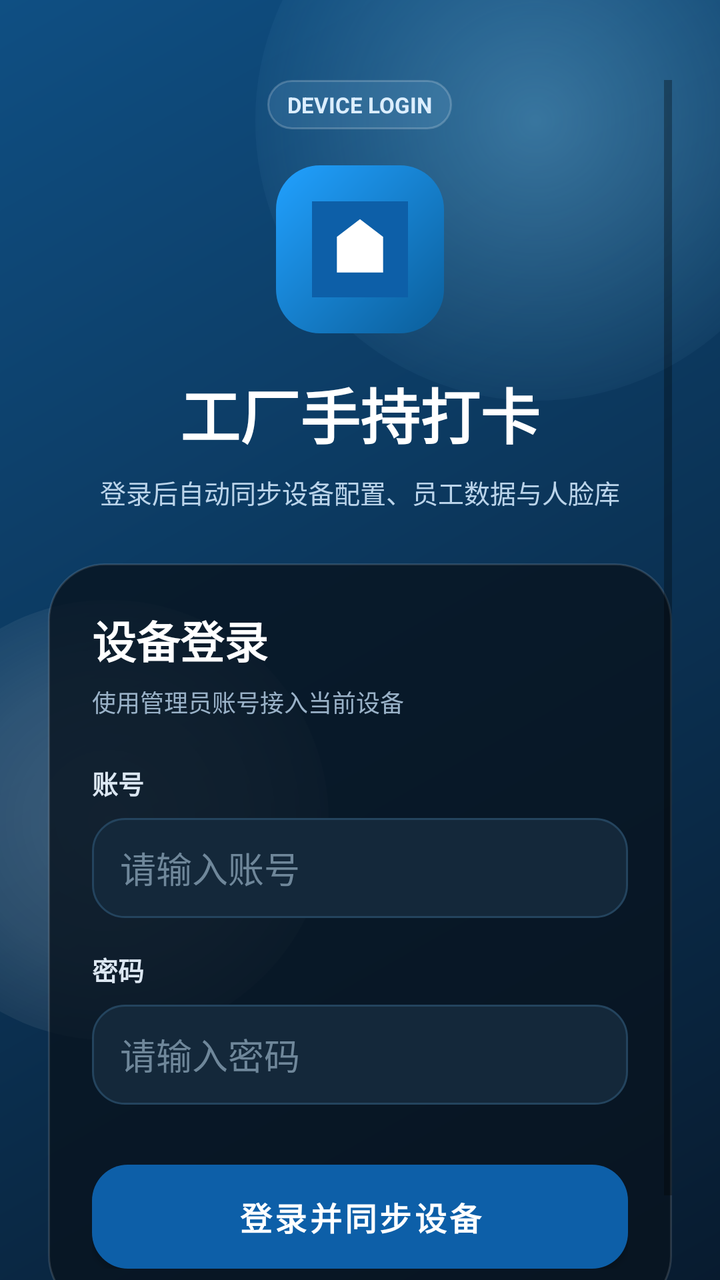
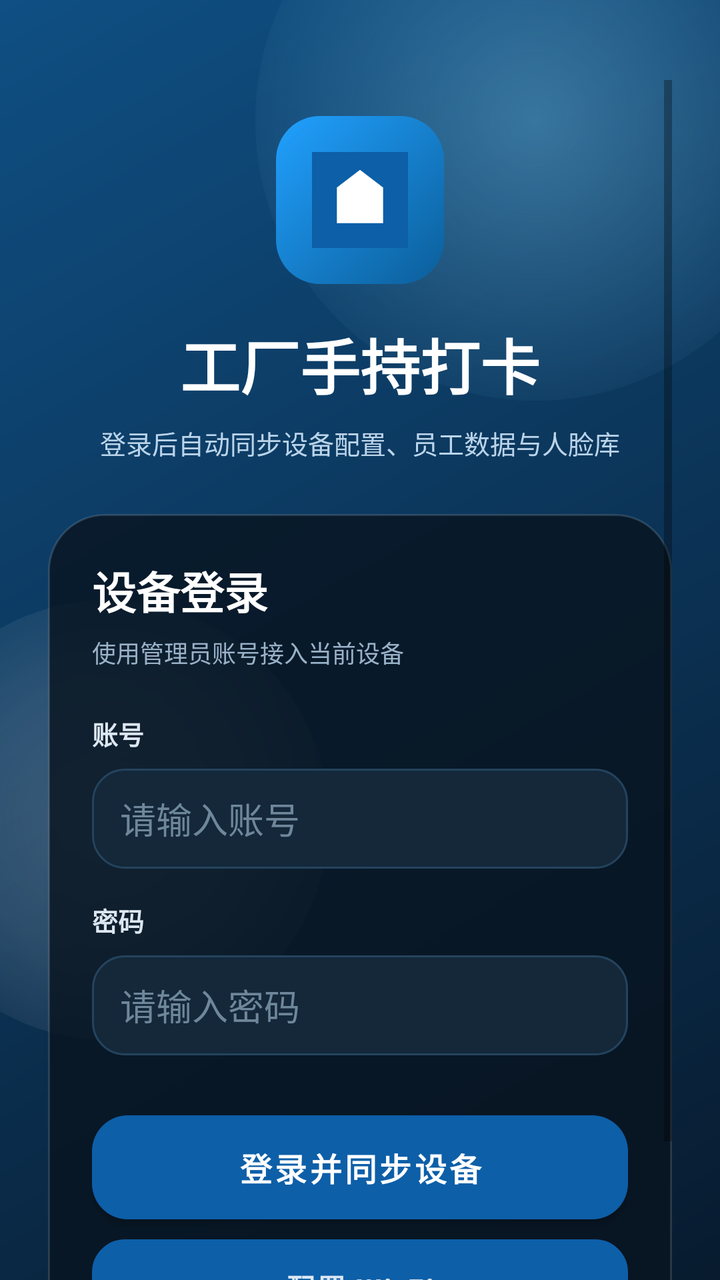

The first picture is an Android layout as it rendered before a commit; the second is the same layout after the commit. The layout source and the unified diff follow.
<!-- AndroidManifest.xml: application theme AppTheme -->
<!-- res/layout/activity_login.xml -->
<?xml version="1.0" encoding="utf-8"?>
<FrameLayout xmlns:android="http://schemas.android.com/apk/res/android"
    android:layout_width="match_parent"
    android:layout_height="match_parent"
    android:background="@drawable/bg_splash_window">

    <View
        android:layout_width="280dp"
        android:layout_height="280dp"
        android:layout_gravity="top|end"
        android:layout_marginTop="-80dp"
        android:layout_marginEnd="-48dp"
        android:background="@drawable/bg_splash_orb_primary" />

    <View
        android:layout_width="220dp"
        android:layout_height="220dp"
        android:layout_gravity="bottom|start"
        android:layout_marginStart="-56dp"
        android:layout_marginBottom="120dp"
        android:background="@drawable/bg_splash_orb_secondary" />

    <ScrollView
        android:layout_width="match_parent"
        android:layout_height="match_parent"
        android:clipToPadding="false"
        android:paddingHorizontal="24dp"
        android:paddingTop="40dp"
        android:paddingBottom="28dp">

        <LinearLayout
            android:layout_width="match_parent"
            android:layout_height="wrap_content"
            android:gravity="center_horizontal"
            android:orientation="vertical">

            <TextView
                android:layout_width="wrap_content"
                android:layout_height="wrap_content"
                android:background="@drawable/bg_splash_chip"
                android:paddingHorizontal="10dp"
                android:paddingVertical="5dp"
                android:text="DEVICE LOGIN"
                android:textAllCaps="true"
                android:textColor="#DCEEFF"
                android:textSize="11sp"
                android:textStyle="bold" />

            <FrameLayout
                android:layout_width="84dp"
                android:layout_height="84dp"
                android:layout_marginTop="18dp"
                android:background="@drawable/bg_splash_icon_plate"
                android:padding="18dp">

                <ImageView
                    android:layout_width="match_parent"
                    android:layout_height="match_parent"
                    android:contentDescription="@string/app_name"
                    android:src="@drawable/ic_launcher" />
            </FrameLayout>

            <TextView
                android:layout_width="wrap_content"
                android:layout_height="wrap_content"
                android:layout_marginTop="18dp"
                android:text="工厂手持打卡"
                android:textColor="@color/white"
                android:textSize="30sp"
                android:textStyle="bold" />

            <TextView
                android:layout_width="wrap_content"
                android:layout_height="wrap_content"
                android:layout_marginTop="8dp"
                android:gravity="center"
                android:text="登录后自动同步设备配置、员工数据与人脸库"
                android:textColor="#BBD4EA"
                android:textSize="13sp" />

            <LinearLayout
                android:layout_width="match_parent"
                android:layout_height="wrap_content"
                android:layout_marginTop="26dp"
                android:background="@drawable/bg_login_panel"
                android:elevation="10dp"
                android:orientation="vertical"
                android:padding="22dp">

                <TextView
                    android:layout_width="wrap_content"
                    android:layout_height="wrap_content"
                    android:text="设备登录"
                    android:textColor="@color/white"
                    android:textSize="22sp"
                    android:textStyle="bold" />

                <TextView
                    android:layout_width="wrap_content"
                    android:layout_height="wrap_content"
                    android:layout_marginTop="6dp"
                    android:text="使用管理员账号接入当前设备"
                    android:textColor="#9AB2C8"
                    android:textSize="12sp" />

                <TextView
                    android:layout_width="wrap_content"
                    android:layout_height="wrap_content"
                    android:layout_marginTop="22dp"
                    android:text="账号"
                    android:textColor="#DCE7F2"
                    android:textSize="13sp"
                    android:textStyle="bold" />

                <EditText
                    android:id="@+id/et_account"
                    android:layout_width="match_parent"
                    android:layout_height="50dp"
                    android:layout_marginTop="8dp"
                    android:background="@drawable/bg_login_input"
                    android:hint="请输入账号"
                    android:inputType="text"
                    android:paddingHorizontal="14dp"
                    android:singleLine="true"
                    android:textColor="@color/white"
                    android:textColorHint="#6F879A" />

                <TextView
                    android:layout_width="wrap_content"
                    android:layout_height="wrap_content"
                    android:layout_marginTop="16dp"
                    android:text="密码"
                    android:textColor="#DCE7F2"
                    android:textSize="13sp"
                    android:textStyle="bold" />

                <EditText
                    android:id="@+id/et_password"
                    android:layout_width="match_parent"
                    android:layout_height="50dp"
                    android:layout_marginTop="8dp"
                    android:background="@drawable/bg_login_input"
                    android:hint="请输入密码"
                    android:inputType="textPassword"
                    android:paddingHorizontal="14dp"
                    android:singleLine="true"
                    android:textColor="@color/white"
                    android:textColorHint="#6F879A" />

                <TextView
                    android:id="@+id/tv_error"
                    android:layout_width="match_parent"
                    android:layout_height="wrap_content"
                    android:layout_marginTop="12dp"
                    android:background="@drawable/bg_login_error"
                    android:paddingHorizontal="12dp"
                    android:paddingVertical="10dp"
                    android:textColor="#FFD5D5"
                    android:textSize="13sp"
                    android:visibility="gone" />

                <LinearLayout
                    android:layout_width="match_parent"
                    android:layout_height="wrap_content"
                    android:layout_marginTop="12dp"
                    android:gravity="center"
                    android:orientation="horizontal">

                    <ProgressBar
                        android:id="@+id/progress"
                        android:layout_width="18dp"
                        android:layout_height="18dp"
                        android:indeterminate="true"
                        android:indeterminateTint="#8ED8FF"
                        android:visibility="gone" />

                    <TextView
                        android:id="@+id/tv_progress_status"
                        android:layout_width="wrap_content"
                        android:layout_height="wrap_content"
                        android:layout_marginStart="8dp"
                        android:gravity="center"
                        android:textColor="#BBD4EA"
                        android:textSize="13sp"
                        android:visibility="gone" />
                </LinearLayout>

                <Button
                    android:id="@+id/btn_login"
                    android:layout_width="match_parent"
                    android:layout_height="52dp"
                    android:layout_marginTop="18dp"
                    android:background="@drawable/bg_login_button"
                    android:text="登录并同步设备"
                    android:textAllCaps="false"
                    android:textColor="@color/white"
                    android:textSize="16sp"
                    android:textStyle="bold" />
            </LinearLayout>
        </LinearLayout>
    </ScrollView>
</FrameLayout>
<!-- resources referenced by this layout -->
<resources>
  <color name="white">#FFFFFF</color>
  <!-- drawable bg_login_button (drawable) -->
  <?xml version="1.0" encoding="utf-8"?>
  <shape xmlns:android="http://schemas.android.com/apk/res/android">
      <corners android:radius="18dp" />
      <gradient
          android:angle="0"
          android:endColor="#0B5E9A"
          android:startColor="#21A1FF" />
  </shape>
  <!-- drawable bg_login_error (drawable) -->
  <?xml version="1.0" encoding="utf-8"?>
  <shape xmlns:android="http://schemas.android.com/apk/res/android">
      <corners android:radius="14dp" />
      <solid android:color="#33C62828" />
      <stroke
          android:width="1dp"
          android:color="#55FF8D8D" />
  </shape>
  <!-- drawable bg_login_input (drawable) -->
  <?xml version="1.0" encoding="utf-8"?>
  <shape xmlns:android="http://schemas.android.com/apk/res/android">
      <corners android:radius="16dp" />
      <solid android:color="#14283A" />
      <stroke
          android:width="1dp"
          android:color="#24445E" />
  </shape>
  <!-- drawable bg_login_panel (drawable) -->
  <?xml version="1.0" encoding="utf-8"?>
  <shape xmlns:android="http://schemas.android.com/apk/res/android">
      <corners android:radius="28dp" />
      <solid android:color="#CC08131F" />
      <stroke
          android:width="1dp"
          android:color="#22FFFFFF" />
  </shape>
  <!-- drawable bg_splash_chip (drawable) -->
  <?xml version="1.0" encoding="utf-8"?>
  <shape xmlns:android="http://schemas.android.com/apk/res/android">
      <corners android:radius="999dp" />
      <solid android:color="#1F9DD7FF" />
      <stroke
          android:width="1dp"
          android:color="#33FFFFFF" />
  </shape>
  <!-- drawable bg_splash_icon_plate (drawable) -->
  <?xml version="1.0" encoding="utf-8"?>
  <shape xmlns:android="http://schemas.android.com/apk/res/android">
      <corners android:radius="22dp" />
      <gradient
          android:angle="315"
          android:endColor="#0B5E9A"
          android:startColor="#21A1FF" />
  </shape>
  <!-- drawable bg_splash_orb_primary (drawable) -->
  <?xml version="1.0" encoding="utf-8"?>
  <shape xmlns:android="http://schemas.android.com/apk/res/android"
      android:shape="oval">
      <gradient
          android:centerColor="#2A8EDBFF"
          android:endColor="#008EDBFF"
          android:gradientRadius="160dp"
          android:startColor="#558EDBFF"
          android:type="radial" />
  </shape>
  <!-- drawable bg_splash_orb_secondary (drawable) -->
  <?xml version="1.0" encoding="utf-8"?>
  <shape xmlns:android="http://schemas.android.com/apk/res/android"
      android:shape="oval">
      <gradient
          android:centerColor="#22FFFFFF"
          android:endColor="#00FFFFFF"
          android:gradientRadius="140dp"
          android:startColor="#33FFFFFF"
          android:type="radial" />
  </shape>
  <!-- drawable bg_splash_window (drawable) -->
  <?xml version="1.0" encoding="utf-8"?>
  <shape xmlns:android="http://schemas.android.com/apk/res/android">
      <gradient
          android:angle="315"
          android:endColor="#081B2F"
          android:startColor="#0F4F83" />
  </shape>
  <string name="app_name">工厂打卡</string>
  <style name="AppTheme" parent="Theme.MaterialComponents.Light.NoActionBar">
          <item name="colorPrimary">@color/primary</item>
          <item name="colorPrimaryDark">@color/primary_dark</item>
          <item name="colorAccent">@color/accent</item>
          <item name="android:windowBackground">@color/bg</item>
      </style>
  <color name="primary">#0D5FA8</color>
  <color name="primary_dark">#0B4F8C</color>
  <color name="accent">#00B0FF</color>
  <color name="bg">#EEF2F6</color>
  <!-- unchanged entries left out for length: 1 -->
</resources>

<!-- the commit's change to res/layout/activity_login.xml (unified diff, before → after) -->
@@ -33,18 +33,6 @@
             android:layout_height="wrap_content"
             android:gravity="center_horizontal"
             android:orientation="vertical">
-
-            <TextView
-                android:layout_width="wrap_content"
-                android:layout_height="wrap_content"
-                android:background="@drawable/bg_splash_chip"
-                android:paddingHorizontal="10dp"
-                android:paddingVertical="5dp"
-                android:text="DEVICE LOGIN"
-                android:textAllCaps="true"
-                android:textColor="#DCEEFF"
-                android:textSize="11sp"
-                android:textStyle="bold" />
 
             <FrameLayout
                 android:layout_width="84dp"
@@ -196,6 +184,18 @@
                     android:textColor="@color/white"
                     android:textSize="16sp"
                     android:textStyle="bold" />
+
+                <Button
+                    android:id="@+id/btn_configure_wifi"
+                    android:layout_width="match_parent"
+                    android:layout_height="48dp"
+                    android:layout_marginTop="10dp"
+                    android:background="@drawable/bg_login_input"
+                    android:text="配置 Wi-Fi"
+                    android:textAllCaps="false"
+                    android:textColor="#DCE7F2"
+                    android:textSize="14sp"
+                    android:textStyle="bold" />
             </LinearLayout>
         </LinearLayout>
     </ScrollView>
<!-- resource entries referenced after the edit -->
@@ -36,15 +36,6 @@
       <stroke
           android:width="1dp"
           android:color="#22FFFFFF" />
-  </shape>
-  <!-- drawable bg_splash_chip (drawable) -->
-  <?xml version="1.0" encoding="utf-8"?>
-  <shape xmlns:android="http://schemas.android.com/apk/res/android">
-      <corners android:radius="999dp" />
-      <solid android:color="#1F9DD7FF" />
-      <stroke
-          android:width="1dp"
-          android:color="#33FFFFFF" />
   </shape>
   <!-- drawable bg_splash_icon_plate (drawable) -->
   <?xml version="1.0" encoding="utf-8"?>
